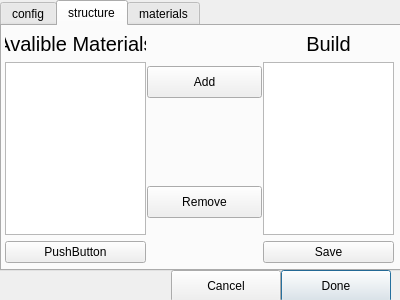
This is Arc/gui/ArcGUI/configure.ui in ExOplanet-Exeter/ExOEx as Qt 5 draws it before an edit. The edited form follows.
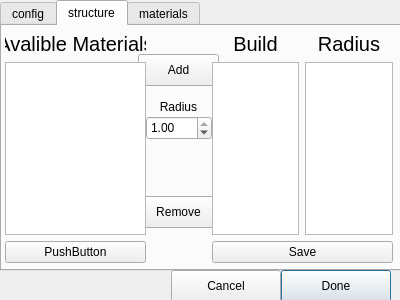
This is the edited form. The open tabs and pages were chosen to show the change.

Patch:
```diff
--- a/Arc/gui/ArcGUI/configure.ui
+++ b/Arc/gui/ArcGUI/configure.ui
@@ -167,9 +167,9 @@
     <widget class="QPushButton" name="pushButton_add">
      <property name="geometry">
       <rect>
-       <x>145</x>
-       <y>40</y>
-       <width>115</width>
+       <x>136</x>
+       <y>28</y>
+       <width>81</width>
        <height>32</height>
       </rect>
      </property>
@@ -180,9 +180,9 @@
     <widget class="QPushButton" name="pushButton_remove">
      <property name="geometry">
       <rect>
-       <x>145</x>
-       <y>160</y>
-       <width>115</width>
+       <x>136</x>
+       <y>170</y>
+       <width>81</width>
        <height>32</height>
       </rect>
      </property>
@@ -190,7 +190,7 @@
       <string>Remove</string>
      </property>
     </widget>
-    <widget class="QWidget" name="">
+    <widget class="QWidget" name="layoutWidget">
      <property name="geometry">
       <rect>
        <x>3</x>
@@ -227,17 +227,52 @@
       </item>
      </layout>
     </widget>
+    <widget class="QLabel" name="label_12">
+     <property name="geometry">
+      <rect>
+       <x>147</x>
+       <y>73</y>
+       <width>59</width>
+       <height>16</height>
+      </rect>
+     </property>
+     <property name="text">
+      <string>Radius</string>
+     </property>
+     <property name="alignment">
+      <set>Qt::AlignCenter</set>
+     </property>
+    </widget>
+    <widget class="QDoubleSpinBox" name="doubleSpinBox_radius">
+     <property name="geometry">
+      <rect>
+       <x>144</x>
+       <y>90</y>
+       <width>66</width>
+       <height>24</height>
+      </rect>
+     </property>
+     <property name="accelerated">
+      <bool>true</bool>
+     </property>
+     <property name="maximum">
+      <double>1.000000000000000</double>
+     </property>
+     <property name="value">
+      <double>1.000000000000000</double>
+     </property>
+    </widget>
     <widget class="QWidget" name="">
      <property name="geometry">
       <rect>
-       <x>261</x>
+       <x>210</x>
        <y>6</y>
-       <width>131</width>
+       <width>181</width>
        <height>231</height>
       </rect>
      </property>
-     <layout class="QVBoxLayout" name="verticalLayout_2">
-      <item>
+     <layout class="QGridLayout" name="gridLayout_3">
+      <item row="0" column="0">
        <widget class="QLabel" name="label_5">
         <property name="font">
          <font>
@@ -252,10 +287,13 @@
         </property>
        </widget>
       </item>
-      <item>
+      <item row="1" column="0">
        <widget class="QListWidget" name="listWidget_build"/>
       </item>
-      <item>
+      <item row="1" column="1">
+       <widget class="QListWidget" name="listWidget_radius"/>
+      </item>
+      <item row="2" column="0" colspan="2">
        <widget class="QPushButton" name="pushButton_save_struct">
         <property name="text">
          <string>Save</string>
@@ -265,6 +303,21 @@
         </property>
        </widget>
       </item>
+      <item row="0" column="1">
+       <widget class="QLabel" name="label_11">
+        <property name="font">
+         <font>
+          <pointsize>15</pointsize>
+         </font>
+        </property>
+        <property name="text">
+         <string>Radius</string>
+        </property>
+        <property name="alignment">
+         <set>Qt::AlignCenter</set>
+        </property>
+       </widget>
+      </item>
      </layout>
     </widget>
    </widget>
```
Left out of the diff: 145 changed lines with no effect on the pictures.
